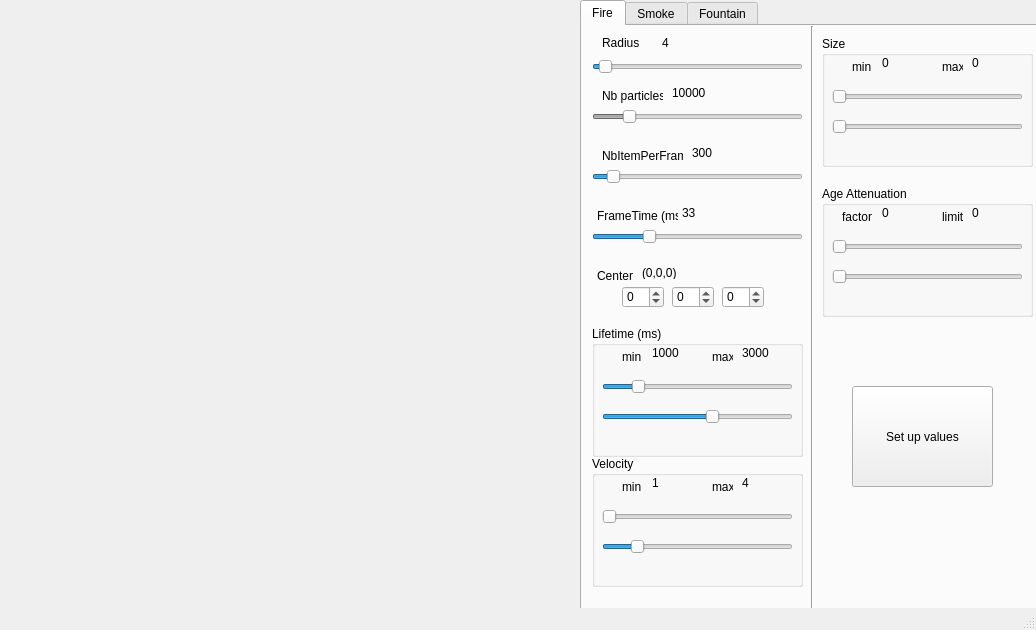
arktic/Particule, file Core/mainwindow.ui: the form before one commit.
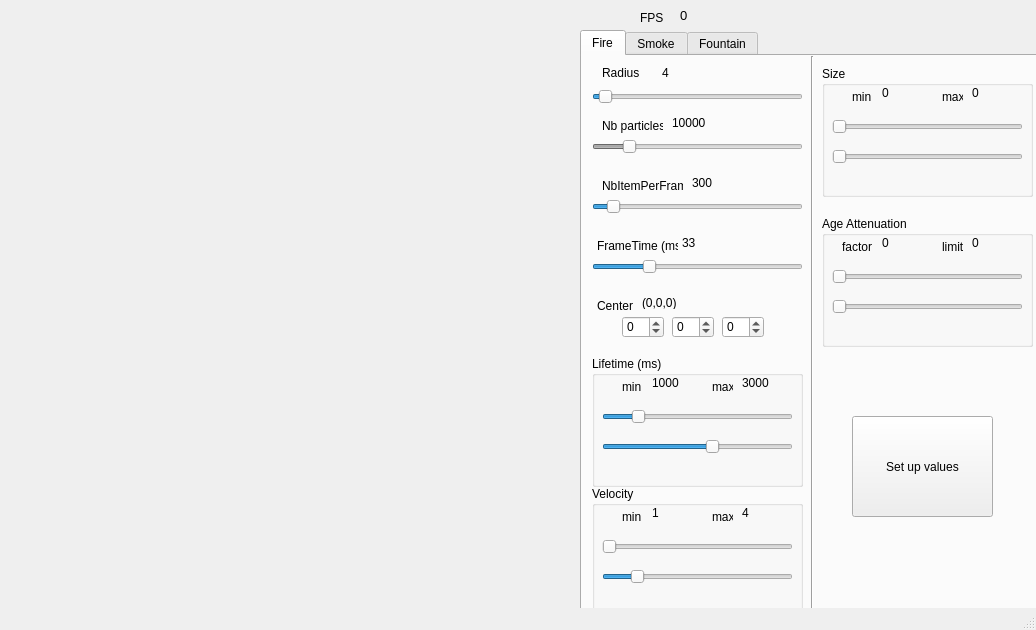
The form after the commit. Custom widgets are drawn as their Qt base class.

Diff of the .ui file:
```diff
--- a/Core/mainwindow.ui
+++ b/Core/mainwindow.ui
@@ -43,9 +43,9 @@
     <property name="geometry">
      <rect>
       <x>580</x>
-      <y>0</y>
+      <y>30</y>
       <width>461</width>
-      <height>701</height>
+      <height>671</height>
      </rect>
     </property>
     <property name="sizePolicy">
@@ -813,6 +813,45 @@
      </attribute>
     </widget>
    </widget>
+   <widget class="QLabel" name="fpsValue">
+    <property name="geometry">
+     <rect>
+      <x>680</x>
+      <y>0</y>
+      <width>51</width>
+      <height>31</height>
+     </rect>
+    </property>
+    <property name="font">
+     <font>
+      <pointsize>10</pointsize>
+      <weight>50</weight>
+      <bold>false</bold>
+     </font>
+    </property>
+    <property name="text">
+     <string>0</string>
+    </property>
+   </widget>
+   <widget class="QLabel" name="label_6">
+    <property name="geometry">
+     <rect>
+      <x>640</x>
+      <y>10</y>
+      <width>31</width>
+      <height>16</height>
+     </rect>
+    </property>
+    <property name="font">
+     <font>
+      <weight>50</weight>
+      <bold>false</bold>
+     </font>
+    </property>
+    <property name="text">
+     <string>FPS</string>
+    </property>
+   </widget>
   </widget>
   <widget class="QMenuBar" name="menubar">
    <property name="geometry">
```
